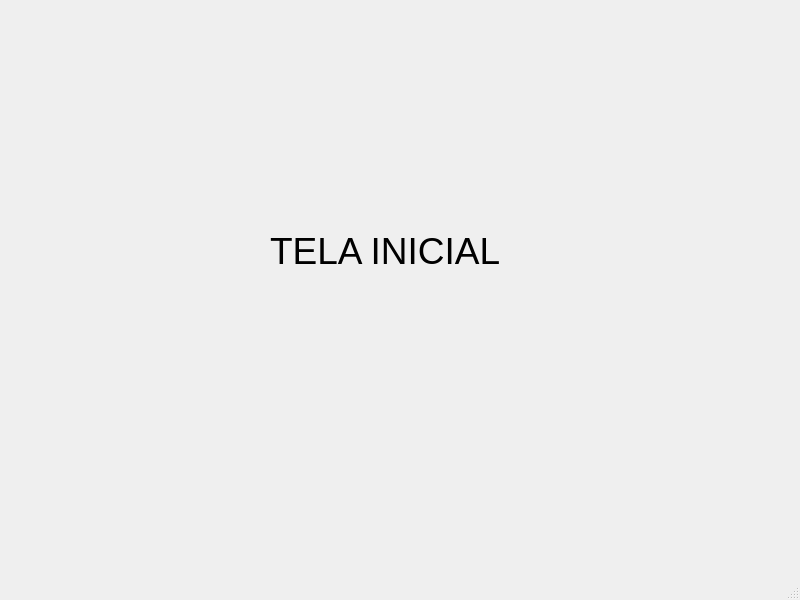
Before: the Qt Designer form ui/telaInicial.ui in guilhermedesales/maracujina_RAD, drawn with Qt 5.
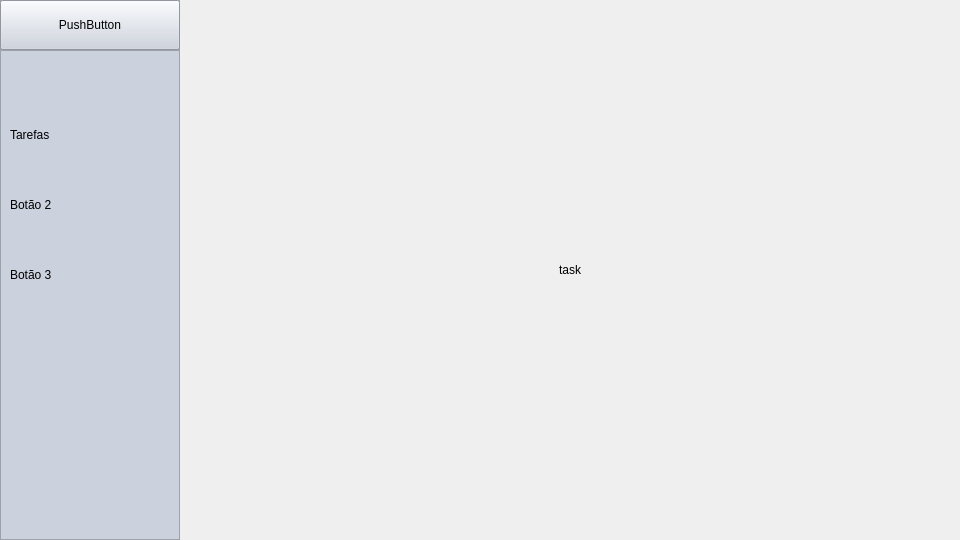
After: the same form once the commit is applied. Icons and pictures are not drawn.

Patch:
```diff
--- a/ui/telaInicial.ui
+++ b/ui/telaInicial.ui
@@ -6,44 +6,353 @@
    <rect>
     <x>0</x>
     <y>0</y>
-    <width>800</width>
-    <height>600</height>
+    <width>960</width>
+    <height>540</height>
    </rect>
   </property>
+  <property name="minimumSize">
+   <size>
+    <width>960</width>
+    <height>540</height>
+   </size>
+  </property>
+  <property name="maximumSize">
+   <size>
+    <width>1920</width>
+    <height>1080</height>
+   </size>
+  </property>
   <property name="windowTitle">
    <string>MainWindow</string>
   </property>
   <widget class="QWidget" name="centralwidget">
-   <widget class="QLabel" name="label">
-    <property name="geometry">
-     <rect>
-      <x>270</x>
-      <y>210</y>
-      <width>231</width>
-      <height>81</height>
-     </rect>
+   <layout class="QHBoxLayout" name="horizontalLayout">
+    <property name="spacing">
+     <number>0</number>
     </property>
-    <property name="font">
-     <font>
-      <pointsize>28</pointsize>
-     </font>
+    <property name="leftMargin">
+     <number>0</number>
     </property>
-    <property name="text">
-     <string>TELA INICIAL</string>
+    <property name="topMargin">
+     <number>0</number>
     </property>
-   </widget>
+    <property name="rightMargin">
+     <number>0</number>
+    </property>
+    <property name="bottomMargin">
+     <number>0</number>
+    </property>
+    <item>
+     <widget class="QFrame" name="frame">
+      <property name="frameShape">
+       <enum>QFrame::NoFrame</enum>
+      </property>
+      <property name="frameShadow">
+       <enum>QFrame::Raised</enum>
+      </property>
+      <layout class="QVBoxLayout" name="verticalLayout">
+       <property name="spacing">
+        <number>0</number>
+       </property>
+       <property name="leftMargin">
+        <number>0</number>
+       </property>
+       <property name="topMargin">
+        <number>0</number>
+       </property>
+       <property name="rightMargin">
+        <number>0</number>
+       </property>
+       <property name="bottomMargin">
+        <number>0</number>
+       </property>
+       <item>
+        <widget class="QFrame" name="frame_2">
+         <property name="frameShape">
+          <enum>QFrame::NoFrame</enum>
+         </property>
+         <property name="frameShadow">
+          <enum>QFrame::Raised</enum>
+         </property>
+         <layout class="QHBoxLayout" name="horizontalLayout_2">
+          <property name="spacing">
+           <number>0</number>
+          </property>
+          <property name="leftMargin">
+           <number>0</number>
+          </property>
+          <property name="topMargin">
+           <number>0</number>
+          </property>
+          <property name="rightMargin">
+           <number>0</number>
+          </property>
+          <property name="bottomMargin">
+           <number>0</number>
+          </property>
+          <item>
+           <widget class="QFrame" name="menuLateral">
+            <property name="minimumSize">
+             <size>
+              <width>180</width>
+              <height>0</height>
+             </size>
+            </property>
+            <property name="maximumSize">
+             <size>
+              <width>50</width>
+              <height>16777215</height>
+             </size>
+            </property>
+            <property name="styleSheet">
+             <string notr="true">background-color: rgb(203, 209, 221);</string>
+            </property>
+            <property name="frameShape">
+             <enum>QFrame::NoFrame</enum>
+            </property>
+            <property name="frameShadow">
+             <enum>QFrame::Raised</enum>
+            </property>
+            <layout class="QVBoxLayout" name="verticalLayout_2">
+             <property name="spacing">
+              <number>0</number>
+             </property>
+             <property name="leftMargin">
+              <number>0</number>
+             </property>
+             <property name="topMargin">
+              <number>0</number>
+             </property>
+             <property name="rightMargin">
+              <number>0</number>
+             </property>
+             <property name="bottomMargin">
+              <number>0</number>
+             </property>
+             <item>
+              <widget class="QFrame" name="frame_5">
+               <property name="maximumSize">
+                <size>
+                 <width>16777215</width>
+                 <height>50</height>
+                </size>
+               </property>
+               <property name="frameShape">
+                <enum>QFrame::StyledPanel</enum>
+               </property>
+               <property name="frameShadow">
+                <enum>QFrame::Raised</enum>
+               </property>
+               <widget class="QPushButton" name="pushButton">
+                <property name="geometry">
+                 <rect>
+                  <x>0</x>
+                  <y>0</y>
+                  <width>180</width>
+                  <height>50</height>
+                 </rect>
+                </property>
+                <property name="text">
+                 <string>PushButton</string>
+                </property>
+               </widget>
+              </widget>
+             </item>
+             <item>
+              <widget class="QFrame" name="frame_6">
+               <property name="frameShape">
+                <enum>QFrame::StyledPanel</enum>
+               </property>
+               <property name="frameShadow">
+                <enum>QFrame::Raised</enum>
+               </property>
+               <widget class="QPushButton" name="btn1">
+                <property name="geometry">
+                 <rect>
+                  <x>0</x>
+                  <y>60</y>
+                  <width>180</width>
+                  <height>50</height>
+                 </rect>
+                </property>
+                <property name="styleSheet">
+                 <string notr="true">QPushButton{
+
+border:none;
+background:transparent;
+padding:10px;
+text-align:left;
+
+}
+
+QPushButton:hover{
+
+	background-color: rgb(214, 214, 214);
+
+}</string>
+                </property>
+                <property name="text">
+                 <string>Tarefas</string>
+                </property>
+                <property name="icon">
+                 <iconset>
+                  <normaloff>../img/icon/task.png</normaloff>../img/icon/task.png</iconset>
+                </property>
+                <property name="iconSize">
+                 <size>
+                  <width>30</width>
+                  <height>30</height>
+                 </size>
+                </property>
+               </widget>
+               <widget class="QPushButton" name="btn2">
+                <property name="geometry">
+                 <rect>
+                  <x>0</x>
+                  <y>130</y>
+                  <width>180</width>
+                  <height>50</height>
+                 </rect>
+                </property>
+                <property name="styleSheet">
+                 <string notr="true">QPushButton{
+
+border:none;
+background:transparent;
+padding:10px;
+text-align:left;
+
+}</string>
+                </property>
+                <property name="text">
+                 <string>Botão 2</string>
+                </property>
+               </widget>
+               <widget class="QPushButton" name="btn3">
+                <property name="geometry">
+                 <rect>
+                  <x>0</x>
+                  <y>200</y>
+                  <width>180</width>
+                  <height>50</height>
+                 </rect>
+                </property>
+                <property name="styleSheet">
+                 <string notr="true">QPushButton{
+
+border:none;
+background:transparent;
+padding:10px;
+text-align:left;
+
+}</string>
+                </property>
+                <property name="text">
+                 <string>Botão 3</string>
+                </property>
+               </widget>
+              </widget>
+             </item>
+            </layout>
+           </widget>
+          </item>
+          <item>
+           <widget class="QFrame" name="frame_4">
+            <property name="frameShape">
+             <enum>QFrame::NoFrame</enum>
+            </property>
+            <property name="frameShadow">
+             <enum>QFrame::Raised</enum>
+            </property>
+            <layout class="QVBoxLayout" name="verticalLayout_3">
+             <property name="spacing">
+              <number>0</number>
+             </property>
+             <property name="leftMargin">
+              <number>0</number>
+             </property>
+             <property name="topMargin">
+              <number>0</number>
+             </property>
+             <property name="rightMargin">
+              <number>0</number>
+             </property>
+             <property name="bottomMargin">
+              <number>0</number>
+             </property>
+             <item>
+              <widget class="QStackedWidget" name="paginas">
+               <widget class="QWidget" name="pg_tarefas">
+                <layout class="QVBoxLayout" name="verticalLayout_4">
+                 <property name="spacing">
+                  <number>0</number>
+                 </property>
+                 <property name="leftMargin">
+                  <number>0</number>
+                 </property>
+                 <property name="topMargin">
+                  <number>0</number>
+                 </property>
+                 <property name="rightMargin">
+                  <number>0</number>
+                 </property>
+                 <property name="bottomMargin">
+                  <number>0</number>
+                 </property>
+                 <item>
+                  <widget class="QLabel" name="label">
+                   <property name="text">
+                    <string>task</string>
+                   </property>
+                   <property name="alignment">
+                    <set>Qt::AlignCenter</set>
+                   </property>
+                  </widget>
+                 </item>
+                </layout>
+               </widget>
+               <widget class="QWidget" name="page_2">
+                <layout class="QVBoxLayout" name="verticalLayout_5">
+                 <property name="spacing">
+                  <number>0</number>
+                 </property>
+                 <property name="leftMargin">
+                  <number>0</number>
+                 </property>
+                 <property name="topMargin">
+                  <number>0</number>
+                 </property>
+                 <property name="rightMargin">
+                  <number>0</number>
+                 </property>
+                 <property name="bottomMargin">
+                  <number>0</number>
+                 </property>
+                 <item>
+                  <widget class="QLabel" name="label_2">
+                   <property name="text">
+                    <string>tela 2</string>
+                   </property>
+                   <property name="alignment">
+                    <set>Qt::AlignCenter</set>
+                   </property>
+                  </widget>
+                 </item>
+                </layout>
+               </widget>
+              </widget>
+             </item>
+            </layout>
+           </widget>
+          </item>
+         </layout>
+        </widget>
+       </item>
+      </layout>
+     </widget>
+    </item>
+   </layout>
   </widget>
-  <widget class="QMenuBar" name="menubar">
-   <property name="geometry">
-    <rect>
-     <x>0</x>
-     <y>0</y>
-     <width>800</width>
-     <height>21</height>
-    </rect>
-   </property>
-  </widget>
-  <widget class="QStatusBar" name="statusbar"/>
  </widget>
  <resources/>
  <connections/>
```
